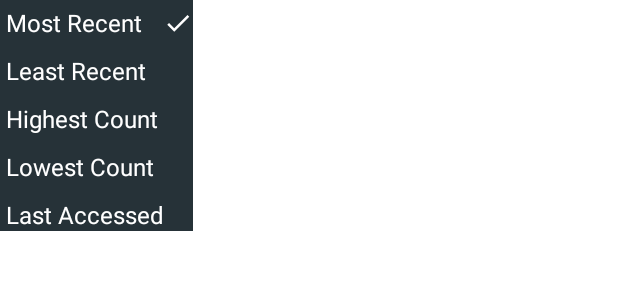
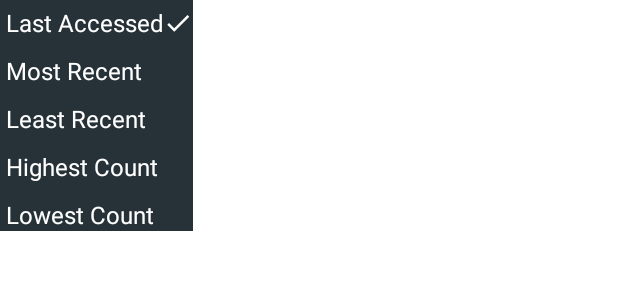
Before and after one commit to technexx/Burn-Track-Repeat, an Android app: the layout sort_popup.xml on its own in the app's theme, with its tools: preview values and no code run, on a phone screen of 412 x 824 dp. Shown: the top 300 px of the screen. Run offline under Robolectric (Android 15) with nearby library versions, the phone set to English and light mode, and no system bars; Roboto replaces fonts that are not available here.

Commit message:
last accessed now works correctly. savecycles() was not being called in current cycles.

```diff
--- a/app/src/main/res/layout/sort_popup.xml
+++ b/app/src/main/res/layout/sort_popup.xml
@@ -7,14 +7,26 @@
     android:id="@+id/sort_layout">
 
     <TextView
-        android:text="Most Recent"
-        android:id="@+id/sort_most_recent"
+        android:text="Last Accessed"
+        android:id="@+id/sort_last_accessed"
         android:layout_width="wrap_content"
         android:layout_height="wrap_content"
         app:layout_constraintTop_toTopOf="parent"
         app:layout_constraintStart_toStartOf="parent"
         android:layout_marginStart="4dp"
         android:layout_marginTop="4dp"
+        android:textSize="16sp">
+    </TextView>
+
+    <TextView
+        android:text="Most Recent"
+        android:id="@+id/sort_most_recent"
+        android:layout_width="wrap_content"
+        android:layout_height="wrap_content"
+        app:layout_constraintTop_toBottomOf="@id/sort_last_accessed"
+        app:layout_constraintStart_toStartOf="parent"
+        android:layout_marginStart="4dp"
+        android:layout_marginTop="10dp"
         android:textSize="16sp">
     </TextView>
 
@@ -54,18 +66,6 @@
         android:textSize="16sp">
     </TextView>
 
-    <TextView
-        android:text="Last Accessed"
-        android:id="@+id/last_accessed"
-        android:layout_width="wrap_content"
-        android:layout_height="wrap_content"
-        app:layout_constraintTop_toBottomOf="@id/sort_number_low"
-        app:layout_constraintStart_toStartOf="parent"
-        android:layout_marginStart="4dp"
-        android:layout_marginTop="10dp"
-        android:textSize="16sp">
-    </TextView>
-
     <ImageView
         android:id="@+id/sortCheckmark"
         android:layout_width="wrap_content"
```
Also changed, not shown: app/src/main/java/com/example/tragic/irate/simple/stopwatch/MainActivity.java (+32 -10 lines).
